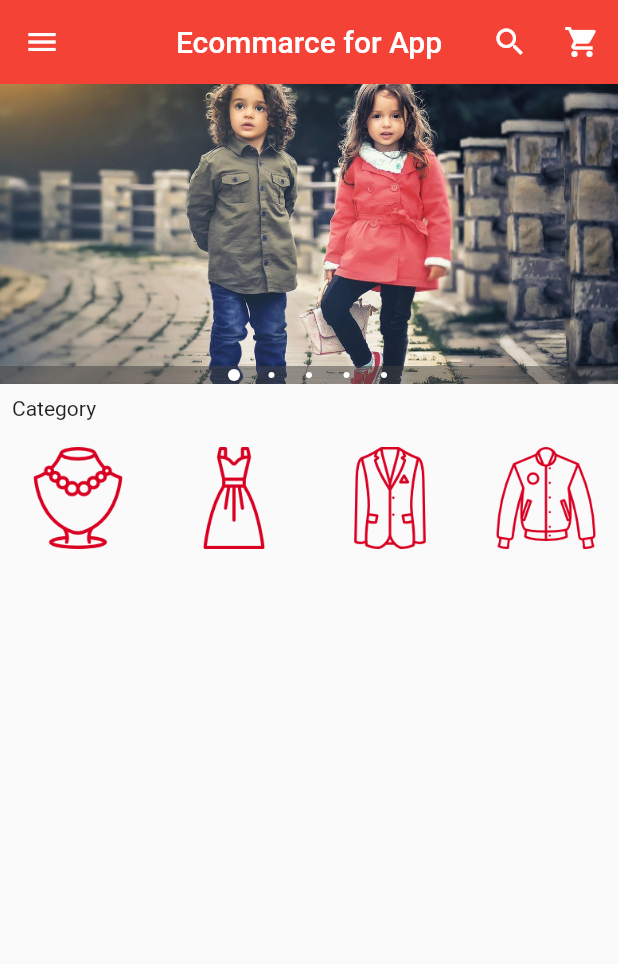
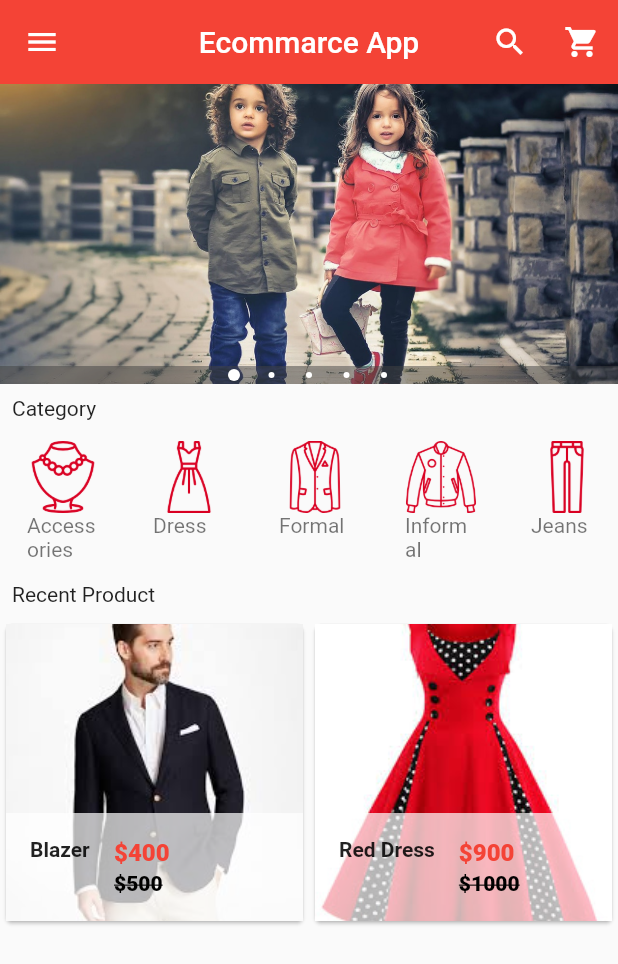
Before and after one commit to devnizamuddin/flutter_ecommerce, a Flutter app: the screen it shows after launch, on a phone screen of 412 x 824 dp. Shown: the top 964 px of the screen. Run offline on Flutter 3.47's test engine with Material 2 defaults, Android fonts, the phone set to English and light mode, and no system bars; drawn by our look-alikes of carousel_pro.

Commit message:
GridView Fourteen

```diff
--- a/lib/screens/home/categories.dart
+++ b/lib/screens/home/categories.dart
@@ -10,7 +10,7 @@ class _CategoriesState extends State<Categories> {
   @override
   Widget build(BuildContext context) {
     return Container(
-      height: 80.0,
+      height: 100.0,
       child: ListView(
         scrollDirection: Axis.horizontal,
         children: <Widget>[
@@ -36,19 +36,18 @@ class Category extends StatelessWidget {
   @override
   Widget build(BuildContext context) {
     return Padding(
-      padding: EdgeInsets.all(2.0),
+      padding: const EdgeInsets.all(2.0),
       child: InkWell(
         onTap: () {},
         child: Container(
-
-          width: 100.0,
+          width: 80.0,
           child: ListTile(
             title: Image.asset(
               _image_location,
-              height: 80.0,
-              width: 100,
             ),
-            subtitle: Center(child: Text(_image_caption)),
+            subtitle: Text(
+              _image_caption,
+            ),
           ),
         ),
       ),
--- a/lib/screens/home/home.dart
+++ b/lib/screens/home/home.dart
@@ -1,6 +1,7 @@
 import 'package:flutter/cupertino.dart';
 import 'package:flutter/material.dart';
 import 'package:flutter_ecommerce/screens/home/categories.dart';
+import 'package:flutter_ecommerce/screens/home/products.dart';
 import 'package:flutter_ecommerce/screens/navigation/navigation.dart';
 import 'package:carousel_pro/carousel_pro.dart';
 
@@ -35,7 +36,7 @@ class _HomeState extends State<Home> {
         elevation: 0.0,
         centerTitle: true,
         backgroundColor: Colors.red,
-        title: Text('Ecommarce for App'),
+        title: Text('Ecommarce App'),
         actions: <Widget>[
           IconButton(
             icon: Icon(Icons.search),
@@ -50,6 +51,8 @@ class _HomeState extends State<Home> {
       drawer: MyNavigation(),
       body: ListView(
         children: <Widget>[
+
+          //image slider
           image_carousel
 
           ,Padding(
@@ -57,7 +60,18 @@ class _HomeState extends State<Home> {
             child: Text('Category'),
           )
 
-          ,Categories()
+
+          //Type of product
+          ,Categories(),
+
+          Padding(
+            padding: EdgeInsets.fromLTRB(8.0, 0.0, 0.0, 8.0),
+            child: Text('Recent Product'),
+          ),
+          //Grid View of product
+
+          Container( height:320,child: Products())
+
         ],
       )
     );
--- /dev/null
+++ b/lib/screens/home/products.dart
@@ -0,0 +1,88 @@
+import 'package:flutter/cupertino.dart';
+import 'package:flutter/material.dart';
+
+class Products extends StatefulWidget {
+  @override
+  _ProductsState createState() => _ProductsState();
+}
+
+class _ProductsState extends State<Products> {
+  var product_list = [
+    {
+      'name': 'Blazer',
+      'picture': 'images/products/blazer1.jpeg',
+      'old_price': '500',
+      'price': '400'
+    },
+    {
+      'name': 'Red Dress',
+      'picture': 'images/products/dress1.jpeg',
+      'old_price': '1000',
+      'price': '900'
+    }
+  ];
+
+  @override
+  Widget build(BuildContext context) {
+    return GridView.builder(
+        itemCount: product_list.length,
+        gridDelegate: SliverGridDelegateWithFixedCrossAxisCount(
+          crossAxisCount: 2,
+        ),
+        itemBuilder: (BuildContext context, int index) {
+          return SingleProduct(
+              product_list[index]['name'],
+              product_list[index]['picture'],
+              product_list[index]['old_price'],
+              product_list[index]['price']);
+        });
+  }
+}
+
+class SingleProduct extends StatelessWidget {
+  final prod_name;
+  final prod_picture;
+  final old_price;
+  final price;
+
+  SingleProduct(this.prod_name, this.prod_picture, this.old_price, this.price);
+
+  @override
+  Widget build(BuildContext context) {
+    return Card(
+      child: Hero(
+        tag: prod_name,
+        child: Material(
+          child: InkWell(
+            onTap: () {},
+            child: GridTile(
+              footer: Container(
+                color: Colors.white70,
+                child: ListTile(
+                  leading: Text(
+                    prod_name,
+                    style: TextStyle(fontWeight: FontWeight.bold),
+                  ),
+                  title: Text(
+                    "\$$price",
+                    style: TextStyle(
+                        color: Colors.red, fontWeight: FontWeight.w800),
+                  ),
+                  subtitle: Text(
+                    "\$$old_price",
+                    style: TextStyle(
+                        color: Colors.black, fontWeight: FontWeight.w800,decoration: TextDecoration.lineThrough),
+                  ),
+                ),
+              ),
+              child: Image.asset(
+                prod_picture,
+                fit: BoxFit.cover,
+              ),
+            ),
+          ),
+        ),
+      ),
+    );
+  }
+}
```
Also changed, not shown: pubspec.yaml (+11 -0 lines).
